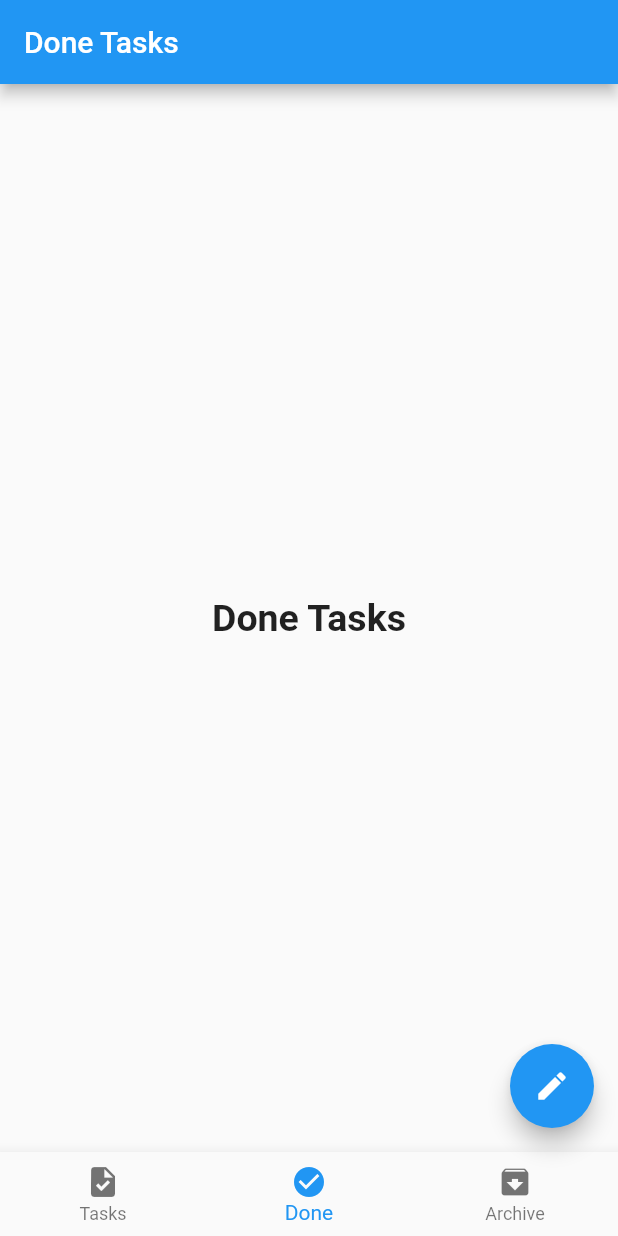
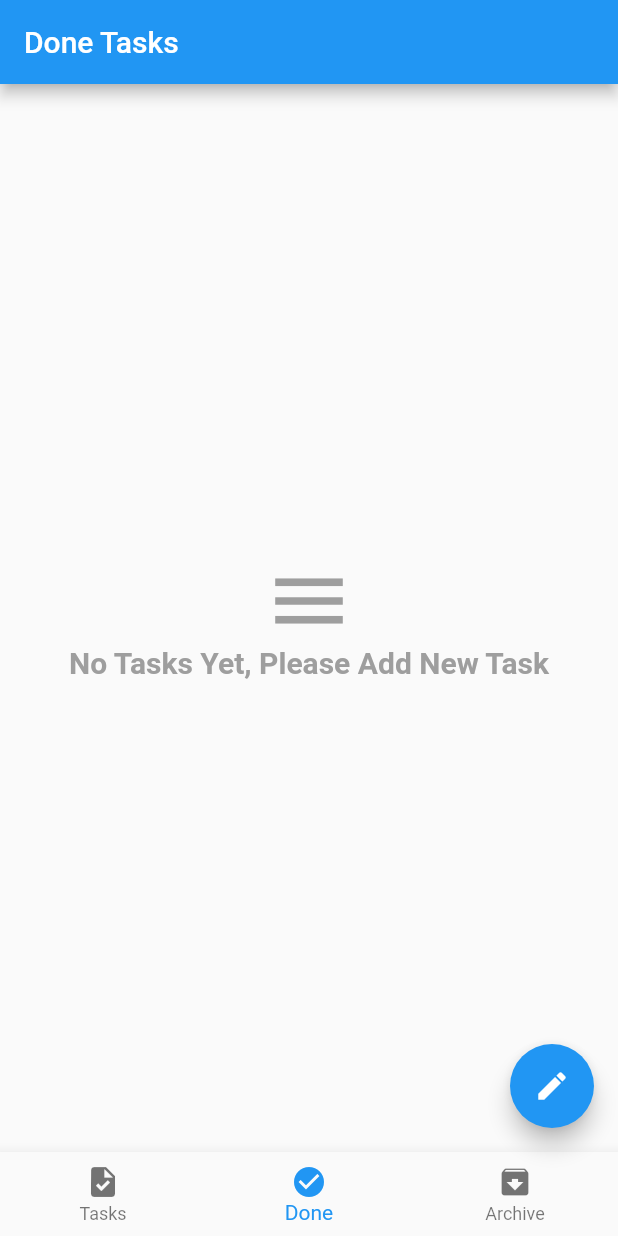
Before and after one commit to MinaSamir20/My_Projects, a Flutter app: the screen it shows after launch, item 2 of the bottom bar chosen, on a phone screen of 412 x 824 dp. Run offline on Flutter 3.47's test engine with Material 2 defaults, Android fonts, the phone set to English and light mode, and no system bars; our stand-ins replace bloc, flutter_bloc, sqflite; accounts and stored records are empty.

```diff
--- a/lib/modules/done_tasks/done_tasks_screen.dart
+++ b/lib/modules/done_tasks/done_tasks_screen.dart
@@ -1,18 +1,21 @@
 import 'package:flutter/material.dart';
+import 'package:flutter_bloc/flutter_bloc.dart';
 
-class DoneTasksSrceen extends StatelessWidget {
-  const DoneTasksSrceen({Key? key}) : super(key: key);
+import '../../shared/components/components.dart';
+import '../../shared/cubit/cubit.dart';
+import '../../shared/cubit/states.dart';
+
+class DoneTasksScreen extends StatelessWidget {
+  const DoneTasksScreen({Key? key}) : super(key: key);
 
   @override
   Widget build(BuildContext context) {
-    return Center(
-      child: Text(
-        'Done Tasks',
-        style: TextStyle(
-          fontSize: 25.0,
-          fontWeight: FontWeight.bold,
-        ),
-      ),
+    return BlocConsumer<TodoAppCubit, TodoAppStates>(
+      listener: (context, state) {},
+      builder: (context, state) {
+        var tasks = TodoAppCubit.get(context).doneTasks;
+        return taskBuilder(tasks: tasks);
+      },
     );
   }
 }
--- a/lib/shared/components/components.dart
+++ b/lib/shared/components/components.dart
@@ -1,5 +1,8 @@
 import 'package:flutter/material.dart';
+import 'package:flutter_bloc/flutter_bloc.dart';
 import 'package:udemy_flutter/shared/cubit/cubit.dart';
+
+import '../cubit/states.dart';
 
 Widget defaultButton({
   double width = double.infinity,
@@ -69,7 +72,12 @@ Widget defaultFormField({
       ),
     );
 
-Widget buildTasksItem(Map model, context) => Padding(
+Widget buildTasksItem(Map model, context) => Dismissible(
+      key: Key(model['id'].toString()),
+      onDismissed: (direction) {
+        TodoAppCubit.get(context).deleteData(id: model['id']);
+      },
+      child: Padding(
         padding: const EdgeInsets.all(20),
         child: Row(
           children: [
@@ -103,7 +111,8 @@ Widget buildTasksItem(Map model, context) => Padding(
             SizedBox(width: 20.0),
             IconButton(
               onPressed: () {
-              TodoAppCubit.get(context).updateData(status: 'done', id: model['id']);
+                TodoAppCubit.get(context)
+                    .updateData(status: 'done', id: model['id']);
               },
               icon: Icon(
                 Icons.check_box,
@@ -112,9 +121,42 @@ Widget buildTasksItem(Map model, context) => Padding(
             ),
             IconButton(
                 onPressed: () {
-                TodoAppCubit.get(context).updateData(status: 'archive', id: model['id']);
+                  TodoAppCubit.get(context)
+                      .updateData(status: 'archive', id: model['id']);
                 },
                 icon: Icon(Icons.archive, color: Colors.black45)),
           ],
         ),
+      ),
     );
+
+Widget taskBuilder({required List<Map> tasks}) {
+  return tasks.length <= 0
+      ? Center(
+          child: Column(
+            mainAxisAlignment: MainAxisAlignment.center,
+            children: [
+              Icon(
+                Icons.menu,
+                color: Colors.grey,
+                size: 60.0,
+              ),
+              Text(
+                'No Tasks Yet, Please Add New Task',
+                style: TextStyle(
+                    fontSize: 20.0,
+                    fontWeight: FontWeight.bold,
+                    color: Colors.grey),
+              )
+            ],
+          ),
+        )
+      : ListView.separated(
+      itemBuilder: (context, index) =>
+          buildTasksItem(tasks[index], context),
+      separatorBuilder: (context, index) => Padding(
+        padding: const EdgeInsets.symmetric(horizontal: 15.0),
+        child: Container(height: 1.0, color: Colors.grey[300]),
+      ),
+      itemCount: tasks.length);
+}
```
Also changed, not shown: lib/layout/home_layout.dart (+4 -8 lines), lib/modules/archived_tasks/archived_tasks_screen.dart (+11 -8 lines), lib/modules/new_tasks/new_tasks.dart (+5 -10 lines), lib/shared/cubit/cubit.dart (+17 -1 lines). Lines whose indentation alone changed are shown as unchanged.
